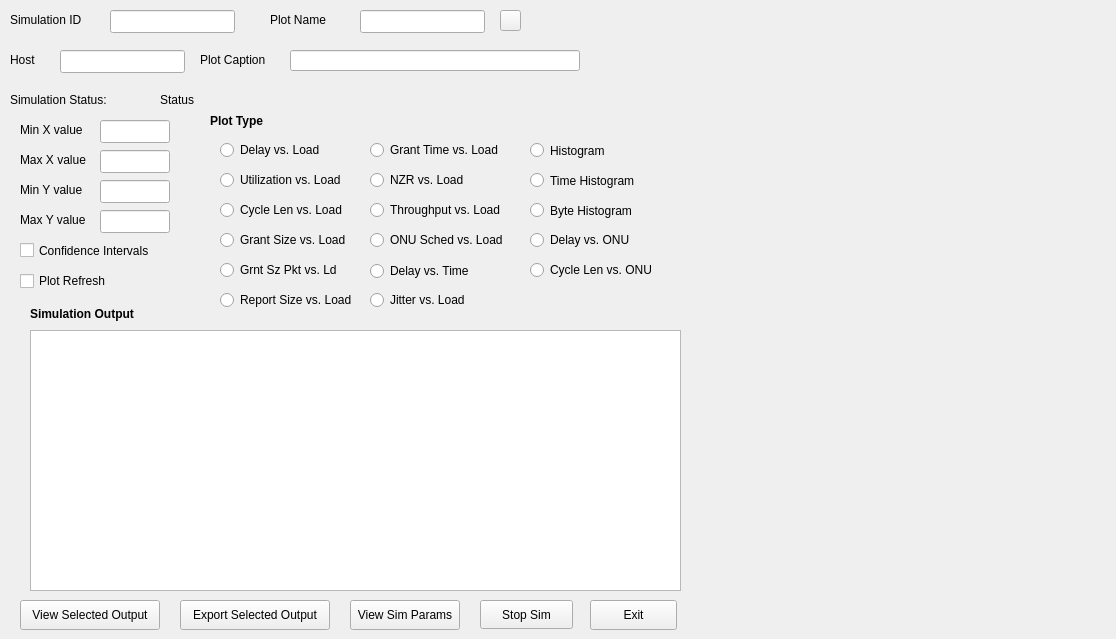
First picture: the form in epon_sims/sim_mgr/simviewform.ui, repository GsusFreak/scvid, before the edit.
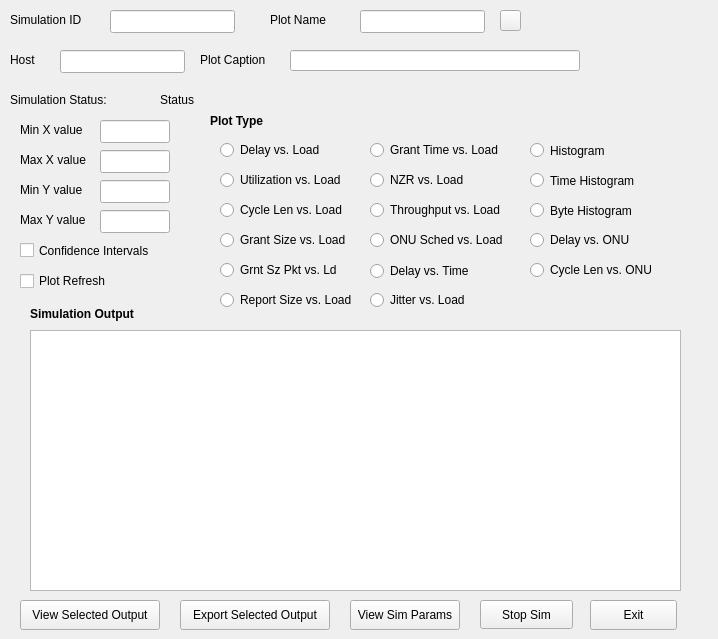
Second picture: the form after the edit.

Commit message: it runs but the buttons dont work -_-

What changed in the file:
```diff
--- a/epon_sims/sim_mgr/simviewform.ui
+++ b/epon_sims/sim_mgr/simviewform.ui
@@ -6,7 +6,7 @@
    <rect>
     <x>0</x>
     <y>0</y>
-    <width>1116</width>
+    <width>718</width>
     <height>639</height>
    </rect>
   </property>
```
Left out of the diff: 16 changed lines with no effect on the pictures. The commit also changes 6 other files.
